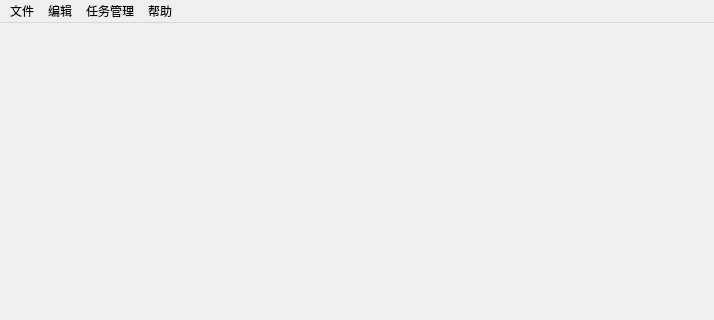
This is gui/mainwindow.ui in crazypoo/geniusbar-reserver as Qt 5 draws it before an edit; both pictures show x 0 to 714 and y 0 to 320 of the 714 by 556 pixel window. The edited form follows.
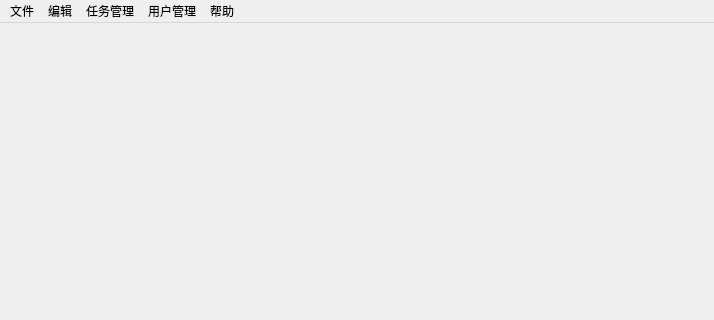
This is the edited form.

What changed in the file:
```diff
--- a/gui/mainwindow.ui
+++ b/gui/mainwindow.ui
@@ -52,9 +52,18 @@
     <addaction name="action_create_task"/>
     <addaction name="action_view_task"/>
    </widget>
+   <widget class="QMenu" name="menu_account_manage">
+    <property name="title">
+     <string>用户管理</string>
+    </property>
+    <addaction name="action_add_account"/>
+    <addaction name="action_13"/>
+    <addaction name="action_14"/>
+   </widget>
    <addaction name="menu"/>
    <addaction name="menu_2"/>
    <addaction name="menu_task_manage"/>
+   <addaction name="menu_account_manage"/>
    <addaction name="menu_3"/>
   </widget>
   <widget class="QStatusBar" name="statusbar"/>
```
Left out of the diff: 53 changed lines with no effect on the pictures.
